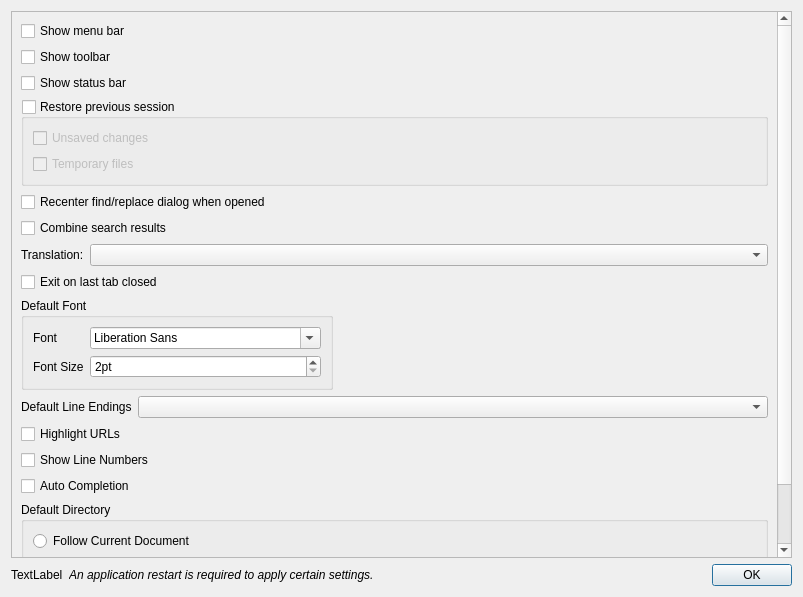
Qt form src/dialogs/PreferencesDialog.ui (dail8859/NotepadNext) before a commit.
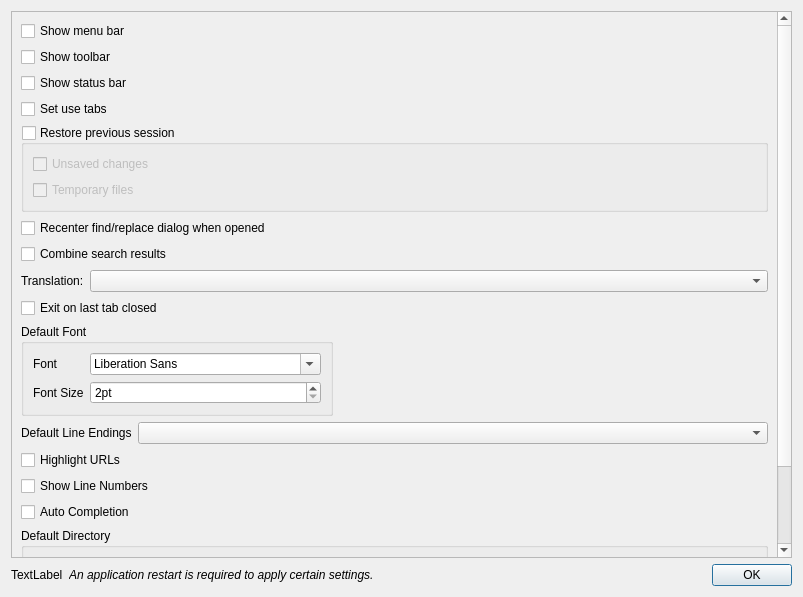
The same form after that commit.

```diff
--- a/src/dialogs/PreferencesDialog.ui
+++ b/src/dialogs/PreferencesDialog.ui
@@ -52,6 +52,13 @@
            </property>
           </widget>
          </item>
+         <item>
+          <widget class="QCheckBox" name="checkBoxSetUseTabs">
+           <property name="text">
+             <string>Set use tabs</string>
+             </property>
+           </widget>
+         </item>
          <item>
           <widget class="QGroupBox" name="gbxRestorePreviousSession">
            <property name="title">
```
